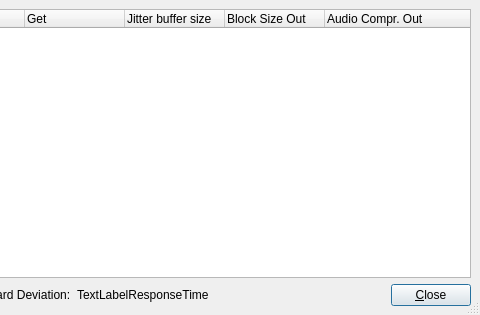
Above: src/llconserverdlgbase.ui from jamulussoftware/jamulus before the change; both pictures show x 285 to 765 and y 0 to 315 of the 765 by 315 pixel window. Below: the same form after it.
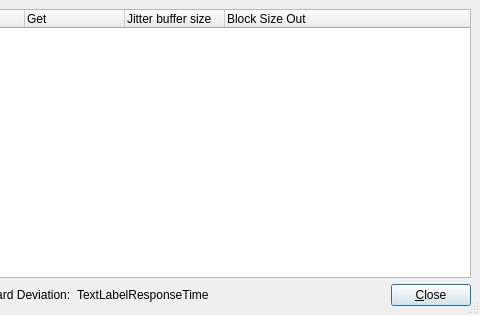
That is the form after the change. Icons and pictures are not drawn.

What changed in the file:
```diff
--- a/src/llconserverdlgbase.ui
+++ b/src/llconserverdlgbase.ui
@@ -69,11 +69,6 @@
        <string>Block Size Out</string>
       </property>
      </column>
-     <column>
-      <property name="text" >
-       <string>Audio Compr. Out</string>
-      </property>
-     </column>
     </widget>
    </item>
    <item>
```
